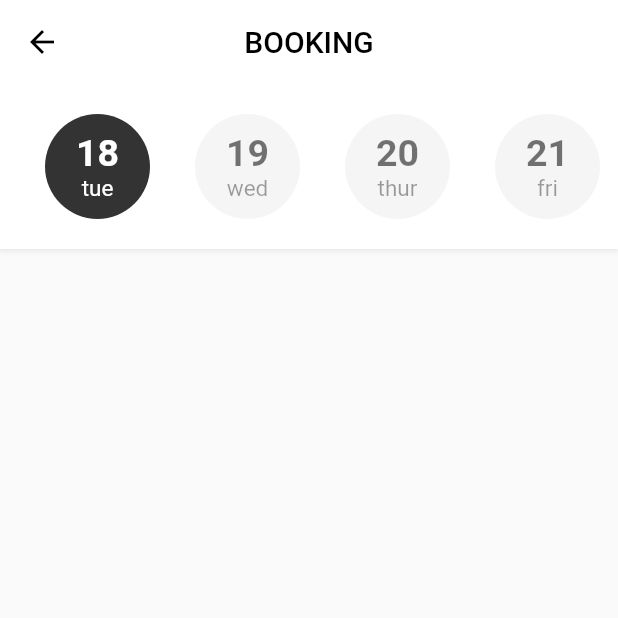
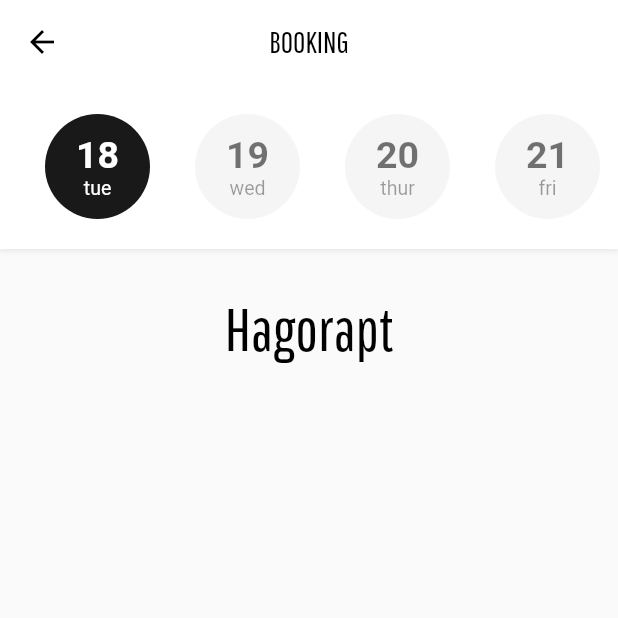
Before and after one commit to aanndch/hairstylist-app, a Flutter app: the screen it shows after launch, on a phone screen of 412 x 824 dp, the top half of it. Run offline on Flutter 3.47's test engine with Material 2 defaults, Android fonts, the phone set to English and light mode, and no system bars; Roboto replaces fonts that are missing (Raleway).

Commit message:
Minor style changes and added shop name

```diff
--- a/lib/components/DateWidget.dart
+++ b/lib/components/DateWidget.dart
@@ -20,7 +20,7 @@ class DateWidget extends StatelessWidget {
       decoration: BoxDecoration(
           shape: BoxShape.circle,
           color: isSelected
-              ? Colors.black.withOpacity(0.8)
+              ? Colors.black.withOpacity(0.9)
               : Colors.grey.withOpacity(0.1)),
       width: 70.0,
       height: 70.0,
@@ -34,17 +34,17 @@ class DateWidget extends StatelessWidget {
             Text(
               date.toString(),
               style: TextStyle(
-                  fontFamily: 'Roboto',
+                  fontFamily: 'Raleway',
                   fontSize: 25.0,
-                  fontWeight: FontWeight.bold,
+                  fontWeight: FontWeight.w600,
                   color: isSelected ? Colors.white : Colors.black54),
             ),
             Text(
               day,
               style: TextStyle(
-                  fontFamily: 'Roboto',
-                  fontSize: 15.0,
-                  fontWeight: FontWeight.normal,
+                  fontFamily: 'Raleway',
+                  fontSize: 13.0,
+                  fontWeight: FontWeight.w400,
                   color: isSelected ? Colors.white : Colors.black38),
             )
           ],
--- a/lib/screens/HomePage.dart
+++ b/lib/screens/HomePage.dart
@@ -22,7 +22,7 @@ class _HomePageState extends State<HomePage> {
         title: Text(
           'BOOKING',
           style: TextStyle(
-              fontFamily: 'Roboto', fontSize: 20.0, color: Colors.black),
+              fontSize: 20.0, color: Colors.black, fontFamily: 'Gothic'),
         ),
         centerTitle: true,
         leading: IconButton(
@@ -31,10 +31,8 @@ class _HomePageState extends State<HomePage> {
           color: Colors.black,
         ),
       ),
-      body: ListView(
+      body: Column(
         children: <Widget>[
-          // Stack(
-          //   children: <Widget>[
           Container(
             height: 110.0,
             decoration: BoxDecoration(boxShadow: [
@@ -58,6 +56,17 @@ class _HomePageState extends State<HomePage> {
                 ],
               ),
             ),
+          ),
+          Container(
+            margin: EdgeInsets.only(top: 30.0),
+            child: Text(
+              'Hagorapt',
+              style: TextStyle(
+                  color: Colors.black,
+                  fontFamily: 'Gothic',
+                  fontSize: 40.0,
+                  fontWeight: FontWeight.w500),
+            ),
           )
         ],
       ),
```
